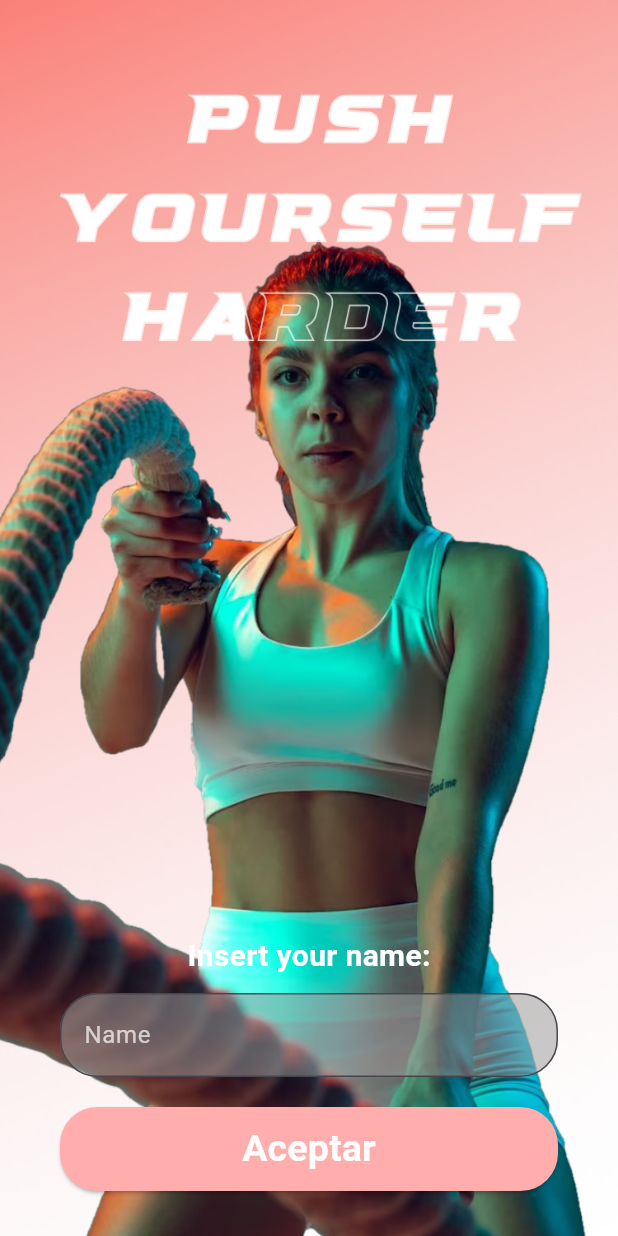
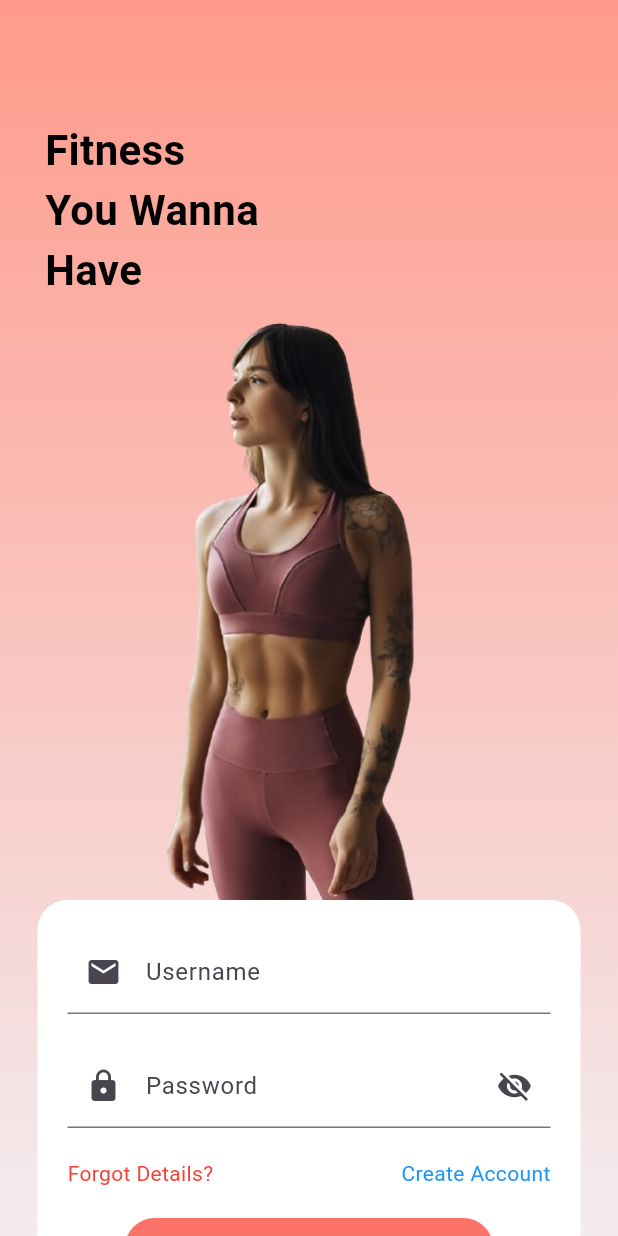
Before and after one commit to lsolaez/Project1_Mobile, a Flutter app: the screen it shows after launch, after a tap on "Get Started", on a phone screen of 412 x 824 dp. Run offline on Flutter 3.47's test engine with Material 3 defaults, Android fonts, the phone set to English and light mode, and no system bars; our stand-ins replace get, sqflite; accounts and stored records are empty.

Commit message:
Add login screen

```diff
--- a/lib/screens/diet_screen.dart
+++ b/lib/screens/diet_screen.dart
@@ -153,7 +153,7 @@ class _DietScreenState extends State<DietScreen> {
           crossAxisAlignment: CrossAxisAlignment.stretch,
           children: [
             Text(
-              'Hi ${widget.userName}! Here is your progress',
+             'Hi ${widget.userName}! Here is your progress',
               textAlign: TextAlign.center,
               style: const TextStyle(
                 fontSize: 20,
--- a/lib/screens/get_started.dart
+++ b/lib/screens/get_started.dart
@@ -1,17 +1,14 @@
 import 'package:flutter/material.dart';
-import 'diet_screen.dart'; // Importamos la pantalla DietScreen
-
+import 'login.dart';
 
 class GetStartedScreen extends StatefulWidget {
   const GetStartedScreen({super.key});
 
   @override
-  // ignore: library_private_types_in_public_api
   _GetStartedScreenState createState() => _GetStartedScreenState();
 }
 
 class _GetStartedScreenState extends State<GetStartedScreen> {
-  final TextEditingController _nameController = TextEditingController();
   bool _isButtonPressed = false;
 
   @override
@@ -19,16 +16,15 @@ class _GetStartedScreenState extends State<GetStartedScreen> {
     return Scaffold(
       body: Stack(
         children: [
-          // Imagen de fondo que ocupa todo el espacio
           Container(
             decoration: const BoxDecoration(
               image: DecorationImage(
-                image: AssetImage('assets/imagenes/Welcome.jpg'), // Ruta de la imagen
+                image: AssetImage('assets/imagenes/Welcome.jpg'),
                 fit: BoxFit.cover,
               ),
             ),
           ),
-          // Contenido encima de la imagen
+
           Positioned(
             bottom: 30,
             left: 40,
@@ -46,6 +42,11 @@ class _GetStartedScreenState extends State<GetStartedScreen> {
                       setState(() {
                         _isButtonPressed = true;
                       });
+                      // Navegar a la pantalla de login
+                      Navigator.push(
+                        context,
+                        MaterialPageRoute(builder: (context) => LoginScreen()),
+                      );
                     },
                     child: const Text(
                       'Get Started',
@@ -56,65 +57,7 @@ class _GetStartedScreenState extends State<GetStartedScreen> {
                       ),
                     ),
                   )
-                : Column(
-                    mainAxisSize: MainAxisSize.min,
-                    children: [
-                      const Text(
-                        'Insert your name:',
-                        style: TextStyle(
-                          fontSize: 20,
-                          fontWeight: FontWeight.bold,
-                          color: Colors.white,
-                        ),
-                      ),
-                      const SizedBox(height: 10),
-                      TextField(
-                        controller: _nameController,
-                        style: const TextStyle(color: Colors.white),
-                        decoration: InputDecoration(
-                          hintText: 'Name',
-                          hintStyle: const TextStyle(color: Colors.white70),
-                          filled: true,
-                          fillColor: const Color.fromARGB(135, 155, 155, 155),
-                          border: OutlineInputBorder(
-                            borderRadius: BorderRadius.circular(25),
-                          ),
-                        ),
-                      ),
-                      const SizedBox(height: 20),
-                      SizedBox(
-                        width: double.infinity,
-                        child: ElevatedButton(
-                          onPressed: () {
-                            String name = _nameController.text;
-                            // Navegar a la pantalla de dieta pasando el nombre
-                            Navigator.push(
-                              context,
-                              MaterialPageRoute(
-                                builder: (context) =>
-                                    DietScreen(userName: name, nombre: '',),
-                              ),
-                            );
-                          },
-                          style: ElevatedButton.styleFrom(
-                            backgroundColor: const Color.fromARGB(255, 255, 173, 173),
-                            shape: RoundedRectangleBorder(
-                              borderRadius: BorderRadius.circular(25),
-                            ),
-                            padding: const EdgeInsets.symmetric(vertical: 10),
-                          ),
-                          child: const Text(
-                            'Aceptar',
-                            style: TextStyle(
-                              fontSize: 25,
-                              fontWeight: FontWeight.bold,
-                              color: Color.fromARGB(255, 255, 252, 252),
-                            ),
-                          ),
-                        ),
-                      ),
-                    ],
-                  ),
+                : Container(), // Aquí puedes agregar otro contenido si es necesario
           ),
         ],
       ),
--- /dev/null
+++ b/lib/screens/login.dart
@@ -0,0 +1,329 @@
+import 'package:flutter/material.dart';
+import 'package:project1/screens/diet_screen.dart'; // Importa la pantalla DietScreen
+
+void main() => runApp(MyApp());
+
+class MyApp extends StatelessWidget {
+  @override
+  Widget build(BuildContext context) {
+    return MaterialApp(
+      home: LoginScreen(),
+      debugShowCheckedModeBanner: false,
+    );
+  }
+}
+
+class LoginScreen extends StatelessWidget {
+  @override
+  Widget build(BuildContext context) {
+    return Scaffold(
+      body: Container(
+        decoration: BoxDecoration(
+          gradient: LinearGradient(
+            begin: Alignment.topCenter,
+            end: Alignment.bottomCenter,
+            colors: [Color(0xFFFF9A8B), Color(0xFFF3ECEF)],
+          ),
+        ),
+        child: Column(
+          mainAxisAlignment: MainAxisAlignment.center,
+          children: [
+            Align(
+              alignment: Alignment.centerLeft,
+              child: Padding(
+                padding: const EdgeInsets.only(left: 30.0, top: 80.0),
+                child: Text(
+                  'Fitness\nYou Wanna\nHave',
+                  textAlign: TextAlign.left,
+                  style: TextStyle(
+                    fontSize: 28,
+                    fontWeight: FontWeight.bold,
+                    color: Colors.black,
+                  ),
+                ),
+              ),
+            ),
+            Align(
+              alignment: Alignment.topCenter,
+              child: Padding(
+                padding: const EdgeInsets.symmetric(horizontal: 30.0, vertical: 0.0),
+                child: Image.asset(
+                  'assets/imagenes/logini.png',
+                  height: 400,
+                ),
+              ),
+            ),
+            Container(
+              margin: EdgeInsets.symmetric(horizontal: 25.0),
+              padding: EdgeInsets.all(20.0),
+              decoration: BoxDecoration(
+                color: Colors.white,
+                borderRadius: BorderRadius.circular(20),
+              ),
+              child: Column(
+                children: [
+                  TextField(
+                    decoration: InputDecoration(
+                      prefixIcon: Icon(Icons.email),
+                      labelText: 'Username',
+                    ),
+                  ),
+                  SizedBox(height: 20),
+                  TextField(
+                    obscureText: true,
+                    decoration: InputDecoration(
+                      prefixIcon: Icon(Icons.lock),
+                      labelText: 'Password',
+                      suffixIcon: Icon(Icons.visibility_off),
+                    ),
+                  ),
+                  SizedBox(height: 20),
+                  Row(
+                    mainAxisAlignment: MainAxisAlignment.spaceBetween,
+                    children: [
+                      Text(
+                        'Forgot Details?',
+                        style: TextStyle(
+                          color: Colors.red,
+                        ),
+                      ),
+                      GestureDetector(
+                        onTap: () {
+                          Navigator.push(
+                            context,
+                            MaterialPageRoute(builder: (context) => CreateAccountScreen()),
+                          );
+                        },
+                        child: Text(
+                          'Create Account',
+                          style: TextStyle(
+                            color: Colors.blue,
+                          ),
+                        ),
+                      ),
+                    ],
+                  ),
+                  SizedBox(height: 20),
+                  ElevatedButton(
+                    onPressed: () {
+                    },
+                    style: ElevatedButton.styleFrom(
+                      padding: EdgeInsets.symmetric(horizontal: 100.0, vertical: 15.0),
+                      shape: RoundedRectangleBorder(
+                        borderRadius: BorderRadius.circular(20),
+                      ),
+                      backgroundColor: Color(0xFFFA7268),
+                    ),
+                    child: Text(
+                      'Login',
+                      style: TextStyle(
+                        fontSize: 18,
+                        fontWeight: FontWeight.bold,
+                        color: Colors.white,
+                      ),
+                    ),
+                  ),
+                ],
+              ),
+            ),
+          ],
+        ),
+      ),
+    );
+  }
+}
+
+class CreateAccountScreen extends StatelessWidget {
+  @override
+  Widget build(BuildContext context) {
+    return Scaffold(
+      body: Container(
+        decoration: BoxDecoration(
+          gradient: LinearGradient(
+            begin: Alignment.topCenter,
+            end: Alignment.bottomCenter,
+            colors: [Color(0xFFFF9A8B), Color(0xFFF3ECEF)],
+          ),
+        ),
+        child: Padding(
+          padding: const EdgeInsets.all(20.0),
+          child: Stack(
+            children: [
+              Positioned(
+                top: 40,
+                left: 20,
+                child: IconButton(
+                  icon: Icon(Icons.arrow_back, color: Colors.black),
+                  onPressed: () {
+                    Navigator.pop(context);
+                  },
+                ),
+              ),
+              Column(
+                mainAxisAlignment: MainAxisAlignment.start,
+                children: [
+                  SizedBox(height: 120),
+                  Align(
+                    alignment: Alignment.topLeft,
+                    child: Text(
+                      'CREATE ACCOUNT',
+                      style: TextStyle(
+                        fontSize: 28,
+                        fontWeight: FontWeight.bold,
+                        color: Colors.black,
+                      ),
+                    ),
+                  ),
+                  Align(
+                    alignment: Alignment.topLeft,
+                    child: Text(
+                      'Please enter your credentials to proceed',
+                      style: TextStyle(
+                        fontSize: 18,
+                        color: Colors.black,
+                      ),
+                    ),
+                  ),
+                  SizedBox(height: 20),
+                  Center(
+                    child: Container(
+                      padding: EdgeInsets.all(20.0),
+                      decoration: BoxDecoration(
+                        color: Colors.grey.withOpacity(0.3),
+                        borderRadius: BorderRadius.circular(20),
+                      ),
+                      child: Column(
+                        mainAxisSize: MainAxisSize.min,
+                        children: [
+                          TextField(
+                            decoration: InputDecoration(
+                              labelText: 'Full Name',
+                              labelStyle: TextStyle(color: Colors.black),
+                              enabledBorder: UnderlineInputBorder(
+                                borderSide: BorderSide(color: Colors.black),
+                              ),
+                              focusedBorder: UnderlineInputBorder(
+                                borderSide: BorderSide(color: Colors.black),
+                              ),
+                            ),
+                          ),
+                          SizedBox(height: 20),
+                          TextField(
+                            decoration: InputDecoration(
+                              labelText: 'Phone',
+                              labelStyle: TextStyle(color: Colors.black),
+                              enabledBorder: UnderlineInputBorder(
+                                borderSide: BorderSide(color: Colors.black),
+                              ),
+                              focusedBorder: UnderlineInputBorder(
+                                borderSide: BorderSide(color: Colors.black),
+                              ),
+                            ),
+                          ),
+                          SizedBox(height: 20),
+                          TextField(
+                            decoration: InputDecoration(
+                              labelText: 'Email address',
+                              labelStyle: TextStyle(color: Colors.black),
+                              enabledBorder: UnderlineInputBorder(
+                                borderSide: BorderSide(color: Colors.black),
+                              ),
+                              focusedBorder: UnderlineInputBorder(
+                                borderSide: BorderSide(color: Colors.black),
+                              ),
+                            ),
+                          ),
+                          SizedBox(height: 20),
+                          TextField(
+                            obscureText: true,
+                            decoration: InputDecoration(
+                              labelText: 'Password',
+                              labelStyle: TextStyle(color: Colors.black),
+                              enabledBorder: UnderlineInputBorder(
+                                borderSide: BorderSide(color: Colors.black),
+                              ),
+                              focusedBorder: UnderlineInputBorder(
+                                borderSide: BorderSide(color: Colors.black),
+                              ),
+                            ),
+                          ),
+                          SizedBox(height: 20),
+                          DropdownButtonFormField(
+                            decoration: InputDecoration(
+                              labelText: 'Sex',
+                              labelStyle: TextStyle(color: Colors.black),
+                              enabledBorder: UnderlineInputBorder(
+                                borderSide: BorderSide(color: Colors.black),
+                              ),
+                              focusedBorder: UnderlineInputBorder(
+                                borderSide: BorderSide(color: Colors.black),
+                              ),
+                            ),
+                            items: [
+                              DropdownMenuItem(
+                                child: Text('Male'),
+                                value: 'Male',
+                              ),
+                              DropdownMenuItem(
+                                child: Text('Female'),
+                                value: 'Female',
+                              ),
+                              DropdownMenuItem(
+                                child: Text('Other'),
+                                value: 'Other',
+                              ),
+                            ],
+                            onChanged: (value) {},
+                          ),
+                          SizedBox(height: 20),
+                          TextField(
+                            decoration: InputDecoration(
+                              labelText: 'Age',
+                              labelStyle: TextStyle(color: Colors.black),
+                              enabledBorder: UnderlineInputBorder(
+                                borderSide: BorderSide(color: Colors.black),
+                              ),
+                              focusedBorder: UnderlineInputBorder(
+                                borderSide: BorderSide(color: Colors.black),
+                              ),
+                            ),
+                            keyboardType: TextInputType.number,
+                          ),
+                          SizedBox(height: 20),
+                          ElevatedButton(
+                            onPressed: () {},
+                            child: Text(
+                              'CREATE ACCOUNT',
+                              style: TextStyle(
+                                color: Colors.white,
+                                fontWeight: FontWeight.bold,
+                              ),
+                            ),
+                            style: ElevatedButton.styleFrom(
+                              padding: EdgeInsets.symmetric(vertical: 15.0),
+                              shape: RoundedRectangleBorder(
+                                borderRadius: BorderRadius.circular(10),
+                              ),
+                              backgroundColor: Color(0xFFFA7268),
+                            ),
+                          ),
+                          SizedBox(height: 10),
+                          TextButton(
+                            onPressed: () {
+                              Navigator.pop(context);
+                            },
+                            child: Text('Already have an account? Login', style: TextStyle(color: Colors.black)),
+                          ),
+                        ],
+                      ),
+                    ),
+                  ),
+                ],
+              ),
+            ],
+          ),
+        ),
+      ),
+    );
+  }
+}
--- a/pubspec.yaml
+++ b/pubspec.yaml
@@ -69,6 +69,7 @@ flutter:
     - assets/imagenes/veggie_stirfry.jpg
     - assets/imagenes/Overnight-Oats.jpg
     - assets/imagenes/Welcome.jpg
+    - assets/imagenes/logini.png
 
   # The following line ensures that the Material Icons font is
   # included with your application, so that you can use the icons in
```
Also changed, not shown: assets/imagenes/logini.png (added), 9 other files.
